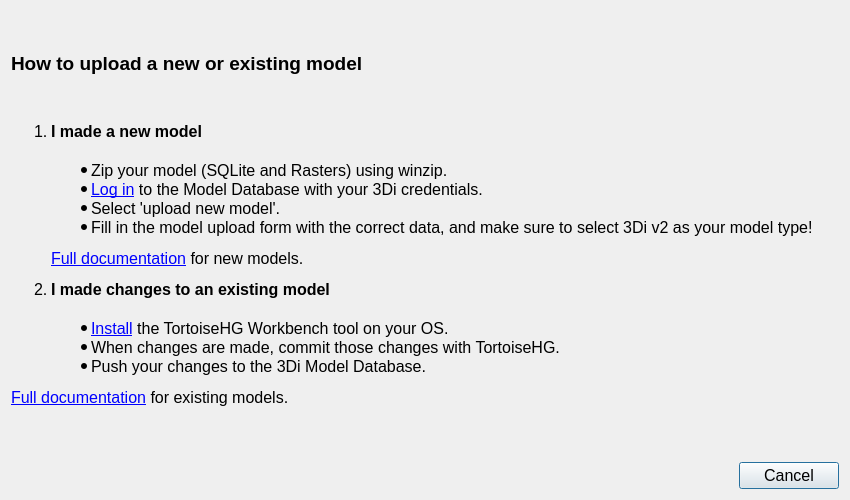
Old version of the form threedi_api_qgis_client/ui/upload_dialog.ui in the repository nens/threedi-api-qgis-client.
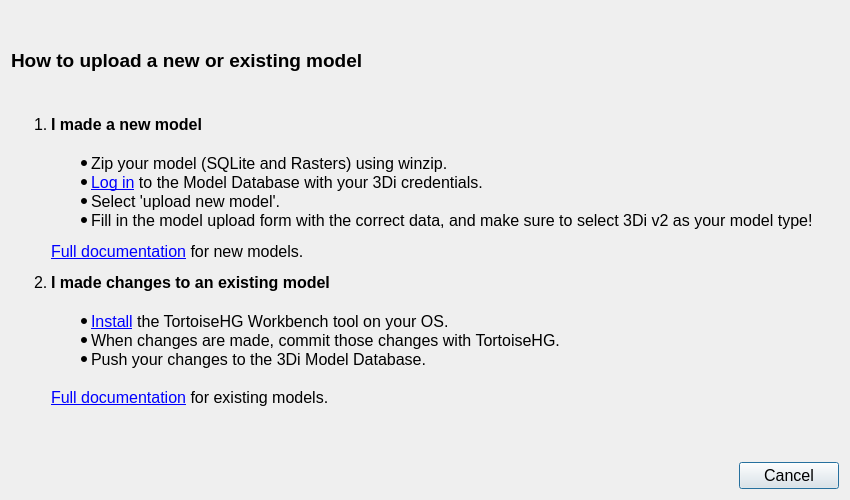
New version of the form.

Commit message: Fixed upload dialog text position.

Patch:
```diff
--- a/threedi_api_qgis_client/ui/upload_dialog.ui
+++ b/threedi_api_qgis_client/ui/upload_dialog.ui
@@ -29,7 +29,23 @@
       </font>
      </property>
      <property name="text">
-      <string>&lt;html&gt;&lt;head/&gt;&lt;body&gt;&lt;ol style=&quot;margin-top: 0px; margin-bottom: 0px; margin-left: 0px; margin-right: 0px; -qt-list-indent: 1;&quot;&gt;&lt;li style=&quot; margin-top:12px; margin-bottom:0px; margin-left:0px; margin-right:0px; -qt-block-indent:0; text-indent:0px;&quot;&gt;&lt;span style=&quot; font-weight:600;&quot;&gt;I made a new model&lt;/span&gt;&lt;/li&gt;&lt;ul style=&quot;margin-top: 0px; margin-bottom: 0px; margin-left: 0px; margin-right: 0px; -qt-list-indent: 2;&quot;&gt;&lt;li style=&quot; margin-top:20px; margin-bottom:0px; margin-left:0px; margin-right:0px; -qt-block-indent:0; text-indent:0px;&quot;&gt;Zip your model (SQLite and Rasters) using winzip.&lt;/li&gt;&lt;li style=&quot; margin-top:0px; margin-bottom:0px; margin-left:0px; margin-right:0px; -qt-block-indent:0; text-indent:0px;&quot;&gt;&lt;a href=&quot;https://models.lizard.net/&quot;&gt;&lt;span style=&quot; text-decoration: underline; color:#0000ff;&quot;&gt;Log in&lt;/span&gt;&lt;/a&gt; to the Model Database with your 3Di credentials.&lt;/li&gt;&lt;li style=&quot; margin-top:0px; margin-bottom:0px; margin-left:0px; margin-right:0px; -qt-block-indent:0; text-indent:0px;&quot;&gt;Select 'upload new model'.&lt;/li&gt;&lt;li style=&quot; margin-top:0px; margin-bottom:0px; margin-left:0px; margin-right:0px; -qt-block-indent:0; text-indent:0px;&quot;&gt;Fill in the model upload form with the correct data, and make sure to select 3Di v2 as your model type! &lt;/li&gt;&lt;/ul&gt;&lt;p&gt;&lt;a href=&quot;https://docs.3di.lizard.net/d_threedi_versioning.html&quot;&gt;&lt;span style=&quot; text-decoration: underline; color:#0000ff;&quot;&gt;Full documentation&lt;/span&gt;&lt;/a&gt; for new models.&lt;/p&gt;&lt;li style=&quot; margin-top:0px; margin-bottom:0px; margin-left:0px; margin-right:0px; -qt-block-indent:0; text-indent:0px;&quot;&gt;&lt;span style=&quot; font-weight:600;&quot;&gt;I made changes to an existing model&lt;/span&gt;&lt;/li&gt;&lt;/ol&gt;&lt;ul style=&quot;margin-top: 0px; margin-bottom: 0px; margin-left: 0px; margin-right: 0px; -qt-list-indent: 2;&quot;&gt;&lt;li style=&quot; margin-top:20px; margin-bottom:0px; margin-left:0px; margin-right:0px; -qt-block-indent:0; text-indent:0px;&quot;&gt;&lt;a href=&quot;https://tortoisehg.bitbucket.io/download/index.html&quot;&gt;&lt;span style=&quot; text-decoration: underline; color:#0000ff;&quot;&gt;Install&lt;/span&gt;&lt;/a&gt; the TortoiseHG Workbench tool on your OS.&lt;/li&gt;&lt;li style=&quot; margin-top:0px; margin-bottom:0px; margin-left:0px; margin-right:0px; -qt-block-indent:0; text-indent:0px;&quot;&gt;When changes are made, commit those changes with TortoiseHG.&lt;/li&gt;&lt;li style=&quot; margin-top:0px; margin-bottom:0px; margin-left:0px; margin-right:0px; -qt-block-indent:0; text-indent:0px;&quot;&gt;Push your changes to the 3Di Model Database.&lt;/li&gt;&lt;/ul&gt;&lt;p&gt;&lt;a href=&quot;https://docs.3di.lizard.net/d_threedi_versioning.html&quot;&gt;&lt;span style=&quot; text-decoration: underline; color:#0000ff;&quot;&gt;Full documentation&lt;/span&gt;&lt;/a&gt; for existing models.&lt;/p&gt;&lt;p&gt;&lt;br/&gt;&lt;/p&gt;&lt;/body&gt;&lt;/html&gt;</string>
+      <string>&lt;!DOCTYPE HTML PUBLIC &quot;-//W3C//DTD HTML 4.0//EN&quot; &quot;http://www.w3.org/TR/REC-html40/strict.dtd&quot;&gt;
+&lt;html&gt;&lt;head&gt;&lt;meta name=&quot;qrichtext&quot; content=&quot;1&quot; /&gt;&lt;style type=&quot;text/css&quot;&gt;
+p, li { white-space: pre-wrap; }
+&lt;/style&gt;&lt;/head&gt;&lt;body style=&quot; font-family:'Segoe UI'; font-size:12pt; font-weight:400; font-style:normal;&quot;&gt;
+&lt;ol style=&quot;margin-top: 0px; margin-bottom: 0px; margin-left: 0px; margin-right: 0px; -qt-list-indent: 1;&quot;&gt;&lt;li style=&quot; margin-top:12px; margin-bottom:0px; margin-left:0px; margin-right:0px; -qt-block-indent:0; text-indent:0px;&quot;&gt;&lt;span style=&quot; font-weight:600;&quot;&gt;I made a new model&lt;/span&gt;&lt;/li&gt;
+&lt;ul style=&quot;margin-top: 0px; margin-bottom: 0px; margin-left: 0px; margin-right: 0px; -qt-list-indent: 2;&quot;&gt;&lt;li style=&quot; margin-top:20px; margin-bottom:0px; margin-left:0px; margin-right:0px; -qt-block-indent:0; text-indent:0px;&quot;&gt;Zip your model (SQLite and Rasters) using winzip.&lt;/li&gt;
+&lt;li style=&quot; margin-top:0px; margin-bottom:0px; margin-left:0px; margin-right:0px; -qt-block-indent:0; text-indent:0px;&quot;&gt;&lt;a href=&quot;https://models.lizard.net/&quot;&gt;&lt;span style=&quot; text-decoration: underline; color:#0000ff;&quot;&gt;Log in&lt;/span&gt;&lt;/a&gt; to the Model Database with your 3Di credentials.&lt;/li&gt;
+&lt;li style=&quot; margin-top:0px; margin-bottom:0px; margin-left:0px; margin-right:0px; -qt-block-indent:0; text-indent:0px;&quot;&gt;Select 'upload new model'.&lt;/li&gt;
+&lt;li style=&quot; margin-top:0px; margin-bottom:0px; margin-left:0px; margin-right:0px; -qt-block-indent:0; text-indent:0px;&quot;&gt;Fill in the model upload form with the correct data, and make sure to select 3Di v2 as your model type! &lt;/li&gt;&lt;/ul&gt;
+&lt;p style=&quot; margin-top:12px; margin-bottom:12px; margin-left:0px; margin-right:0px; -qt-block-indent:1; text-indent:0px;&quot;&gt;&lt;a href=&quot;https://docs.3di.lizard.net/d_threedi_versioning.html&quot;&gt;&lt;span style=&quot; text-decoration: underline; color:#0000ff;&quot;&gt;Full documentation&lt;/span&gt;&lt;/a&gt; for new models.&lt;/p&gt;
+&lt;li style=&quot; margin-top:0px; margin-bottom:0px; margin-left:0px; margin-right:0px; -qt-block-indent:0; text-indent:0px;&quot;&gt;&lt;span style=&quot; font-weight:600;&quot;&gt;I made changes to an existing model&lt;/span&gt;&lt;/li&gt;&lt;/ol&gt;
+&lt;ul style=&quot;margin-top: 0px; margin-bottom: 0px; margin-left: 0px; margin-right: 0px; -qt-list-indent: 2;&quot;&gt;&lt;li style=&quot; margin-top:20px; margin-bottom:0px; margin-left:0px; margin-right:0px; -qt-block-indent:0; text-indent:0px;&quot;&gt;&lt;a href=&quot;https://tortoisehg.bitbucket.io/download/index.html&quot;&gt;&lt;span style=&quot; text-decoration: underline; color:#0000ff;&quot;&gt;Install&lt;/span&gt;&lt;/a&gt; the TortoiseHG Workbench tool on your OS.&lt;/li&gt;
+&lt;li style=&quot; margin-top:0px; margin-bottom:0px; margin-left:0px; margin-right:0px; -qt-block-indent:0; text-indent:0px;&quot;&gt;When changes are made, commit those changes with TortoiseHG.&lt;/li&gt;
+&lt;li style=&quot; margin-top:0px; margin-bottom:0px; margin-left:0px; margin-right:0px; -qt-block-indent:0; text-indent:0px;&quot;&gt;Push your changes to the 3Di Model Database.&lt;/li&gt;&lt;/ul&gt;
+&lt;p style=&quot;-qt-paragraph-type:empty; margin-top:0px; margin-bottom:0px; margin-left:0px; margin-right:0px; -qt-block-indent:0; text-indent:0px;&quot;&gt;&lt;br /&gt;&lt;/p&gt;
+&lt;p style=&quot; margin-top:0px; margin-bottom:0px; margin-left:0px; margin-right:0px; -qt-block-indent:1; text-indent:0px;&quot;&gt;&lt;a href=&quot;https://docs.3di.lizard.net/d_threedi_versioning.html&quot;&gt;&lt;span style=&quot; text-decoration: underline; color:#0000ff;&quot;&gt;Full documentation&lt;/span&gt;&lt;/a&gt; for existing models.&lt;/p&gt;
+&lt;p style=&quot; margin-top:12px; margin-bottom:12px; margin-left:0px; margin-right:0px; -qt-block-indent:0; text-indent:0px;&quot;&gt;&lt;br /&gt;&lt;/p&gt;&lt;/body&gt;&lt;/html&gt;</string>
      </property>
     </widget>
    </item>
```
